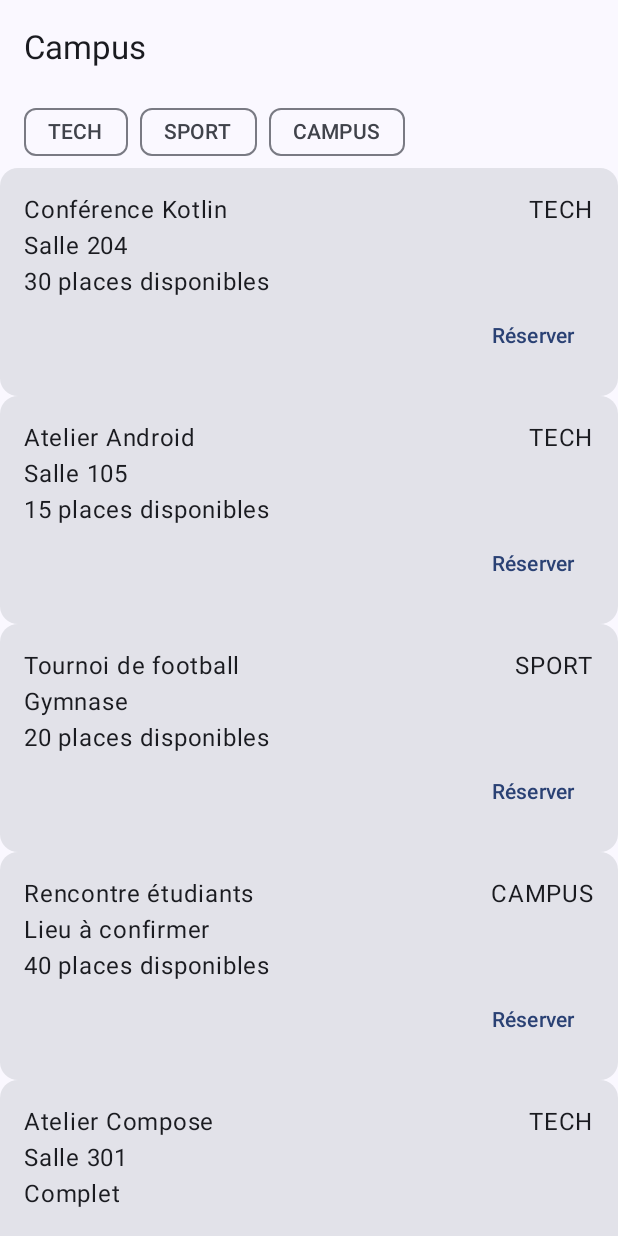
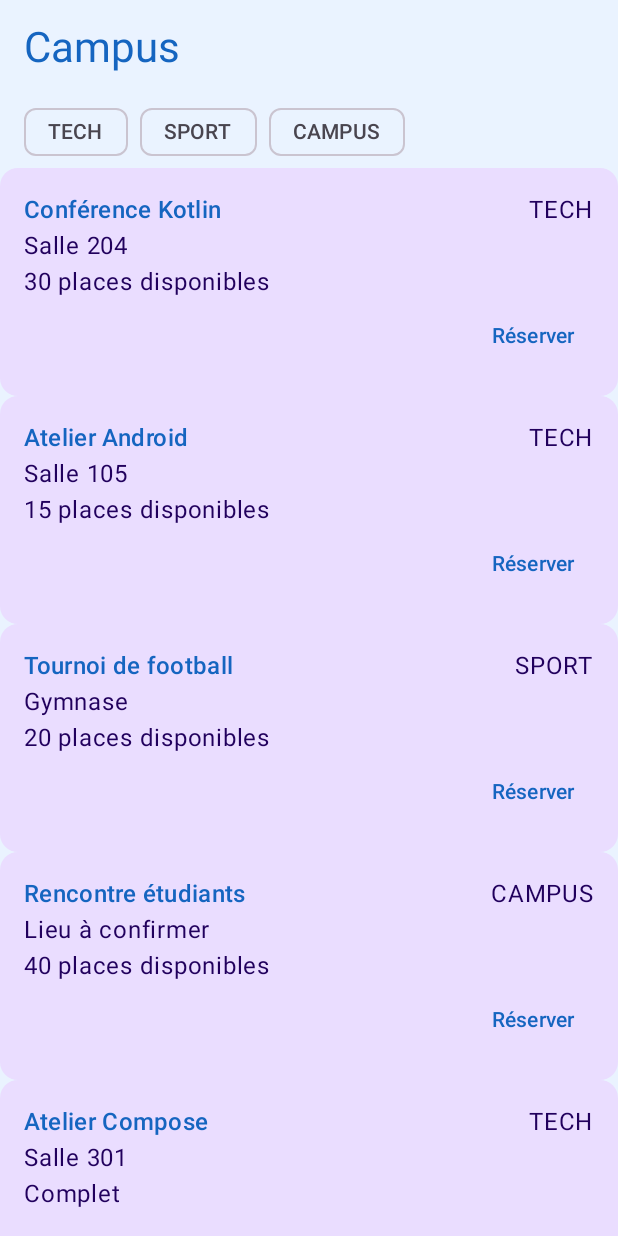
Before and after one commit to PhilippeRako/Campus, an Android app built with Jetpack Compose: the screen it shows after launch (MainActivity), on a phone screen of 412 x 824 dp. Run offline under Robolectric (Android 15) with nearby library versions, the phone set to English and light mode, and no system bars.

Commit message:
Add - Partie 2 question 4

```diff
--- a/app/src/main/java/com/example/campusmobileapp/MainActivity.kt
+++ b/app/src/main/java/com/example/campusmobileapp/MainActivity.kt
@@ -20,8 +20,10 @@ import androidx.compose.foundation.lazy.LazyColumn
 import androidx.compose.foundation.lazy.LazyRow
 import androidx.compose.foundation.lazy.items
 import androidx.compose.material3.Card
+import androidx.compose.material3.CardDefaults
 import androidx.compose.material3.ExperimentalMaterial3Api
 import androidx.compose.material3.FilterChip
+import androidx.compose.material3.MaterialTheme
 import androidx.compose.material3.Scaffold
 import androidx.compose.material3.Text
 import androidx.compose.material3.TextButton
@@ -94,13 +96,22 @@ fun EventCard(
     onClick: () -> Unit,
     onBook: () -> Unit
 ) {
-    Card(onClick = onClick) {
+    Card(
+        onClick = onClick,
+        colors = CardDefaults.cardColors(
+            containerColor = MaterialTheme.colorScheme.primaryContainer
+        )
+    ) {
         Column(modifier = Modifier.padding(16.dp)) {
             Row(
                 modifier = Modifier.fillMaxWidth(),
                 horizontalArrangement = Arrangement.SpaceBetween
             ) {
-                Text(event.title)
+                Text(
+                    text = event.title,
+                    style = MaterialTheme.typography.titleMedium,
+                    color = MaterialTheme.colorScheme.primary
+                )
                 Text(event.category)
             }
 
@@ -149,9 +160,16 @@ fun EventCardCompletPreview() {
 @Composable
 fun EventListScreen(events: List<Event>) {
     Scaffold(
+        containerColor = MaterialTheme.colorScheme.background,
         topBar = {
             TopAppBar(
-                title = { Text(stringResource(R.string.app_name)) }
+                title = {
+                    Text(
+                        text = stringResource(R.string.app_name),
+                        color = MaterialTheme.colorScheme.primary,
+                        style = MaterialTheme.typography.headlineMedium
+                    )
+                }
             )
         }
     ) { innerPadding ->
@@ -207,7 +225,12 @@ fun EventDetailScreen(
                 .height(160.dp)
         )
 
-        Text(event.title)
+        Text(
+            text = event.title,
+            style = MaterialTheme.typography.headlineMedium,
+            color = MaterialTheme.colorScheme.primary
+        )
+
         Text(event.category)
         Text(event.location ?: stringResource(R.string.location_unknown))
 
--- a/app/src/main/java/com/example/campusmobileapp/ui/theme/Color.kt
+++ b/app/src/main/java/com/example/campusmobileapp/ui/theme/Color.kt
@@ -1,3 +1,4 @@
+
 package com.example.campusmobileapp.ui.theme
 
 import androidx.compose.ui.graphics.Color
@@ -6,6 +7,11 @@ val Purple80 = Color(0xFFD0BCFF)
 val PurpleGrey80 = Color(0xFFCCC2DC)
 val Pink80 = Color(0xFFEFB8C8)
 
-val Purple40 = Color(0xFF6650a4)
-val PurpleGrey40 = Color(0xFF625b71)
+val Purple40 = Color(0xFF6650A4)
+val PurpleGrey40 = Color(0xFF625B71)
 val Pink40 = Color(0xFF7D5260)
+
+val CampusBlue = Color(0xFF1565C0)
+val CampusBlueLight = Color(0xFF90CAF9)
+val CampusBlueBackground = Color(0xFFEAF3FF)
+val CampusDarkBackground = Color(0xFF101C2B)
--- a/app/src/main/java/com/example/campusmobileapp/ui/theme/Theme.kt
+++ b/app/src/main/java/com/example/campusmobileapp/ui/theme/Theme.kt
@@ -1,6 +1,6 @@
+
 package com.example.campusmobileapp.ui.theme
 
-import android.app.Activity
 import android.os.Build
 import androidx.compose.foundation.isSystemInDarkTheme
 import androidx.compose.material3.MaterialTheme
@@ -10,34 +10,30 @@ import androidx.compose.material3.dynamicLightColorScheme
 import androidx.compose.material3.lightColorScheme
 import androidx.compose.runtime.Composable
 import androidx.compose.ui.platform.LocalContext
+import androidx.compose.ui.graphics.Color
 
 private val DarkColorScheme = darkColorScheme(
-    primary = Purple80,
-    secondary = PurpleGrey80,
-    tertiary = Pink80
+    primary = CampusBlueLight,
+    onPrimary = Color.Black,
+    secondary = CampusBlueLight,
+    tertiary = Pink80,
+    background = CampusDarkBackground,
+    surface = CampusDarkBackground
 )
 
 private val LightColorScheme = lightColorScheme(
-    primary = Purple40,
-    secondary = PurpleGrey40,
-    tertiary = Pink40
-
-    /* Other default colors to override
-    background = Color(0xFFFFFBFE),
-    surface = Color(0xFFFFFBFE),
+    primary = CampusBlue,
     onPrimary = Color.White,
-    onSecondary = Color.White,
-    onTertiary = Color.White,
-    onBackground = Color(0xFF1C1B1F),
-    onSurface = Color(0xFF1C1B1F),
-    */
+    secondary = CampusBlue,
+    tertiary = Pink40,
+    background = CampusBlueBackground,
+    surface = CampusBlueBackground
 )
 
 @Composable
 fun CampusMobileAppTheme(
     darkTheme: Boolean = isSystemInDarkTheme(),
-    // Dynamic color is available on Android 12+
-    dynamicColor: Boolean = true,
+    dynamicColor: Boolean = false,
     content: @Composable () -> Unit
 ) {
     val colorScheme = when {
```
